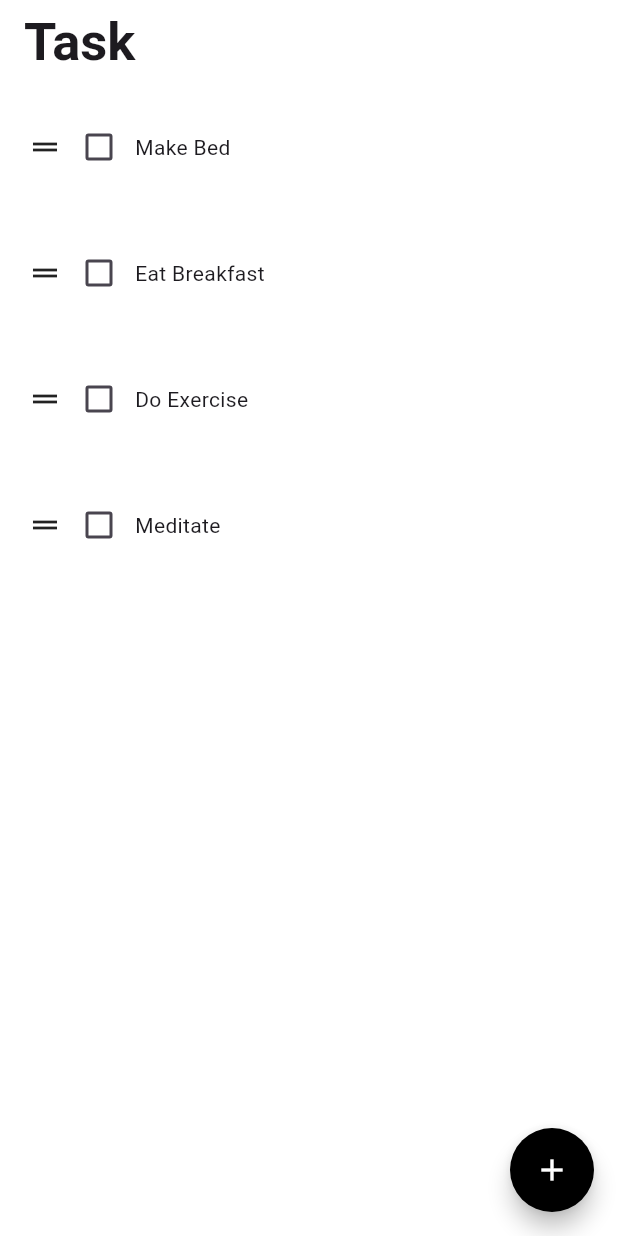
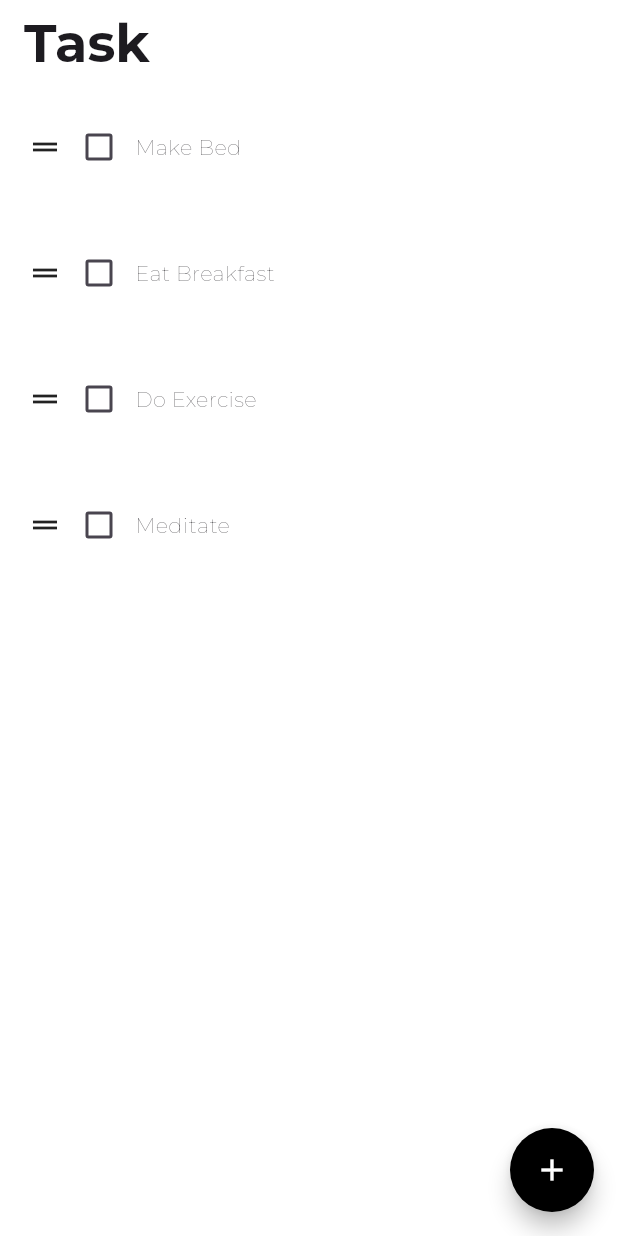
Before and after one commit to HeaLthyDrugs/task, a Flutter app: the screen it shows after launch, on a phone screen of 412 x 824 dp. Run offline on Flutter 3.47's test engine with Material 3 defaults, Android fonts, the phone set to English and light mode, and no system bars; drawn by our look-alikes of flutter_slidable; our stand-ins replace hive_flutter; accounts and stored records are empty; project files that could hold a hidden picture were left out.

Commit message:
Fonts added

```diff
--- a/lib/main.dart
+++ b/lib/main.dart
@@ -18,6 +18,7 @@ class MyApp extends StatelessWidget {
   Widget build(BuildContext context) {
     return MaterialApp(
       debugShowCheckedModeBanner: false,
+      theme: ThemeData(fontFamily: 'Montserrat'),
       home: HomePage(),
     );
   }
```
Also changed, not shown: pubspec.yaml (+9 -5 lines), fonts/Montserrat-Black.ttf (added), fonts/Montserrat-BlackItalic.ttf (added), fonts/Montserrat-Bold.ttf (added), fonts/Montserrat-BoldItalic.ttf (added), fonts/Montserrat-ExtraBold.ttf (added), fonts/Montserrat-ExtraBoldItalic.ttf (added), fonts/Montserrat-ExtraLight.ttf (added), fonts/Montserrat-ExtraLightItalic.ttf (added), fonts/Montserrat-Italic.ttf (added), fonts/Montserrat-Light.ttf (added), fonts/Montserrat-LightItalic.ttf (added), fonts/Montserrat-Medium.ttf (added), fonts/Montserrat-MediumItalic.ttf (added), 5 more files.
